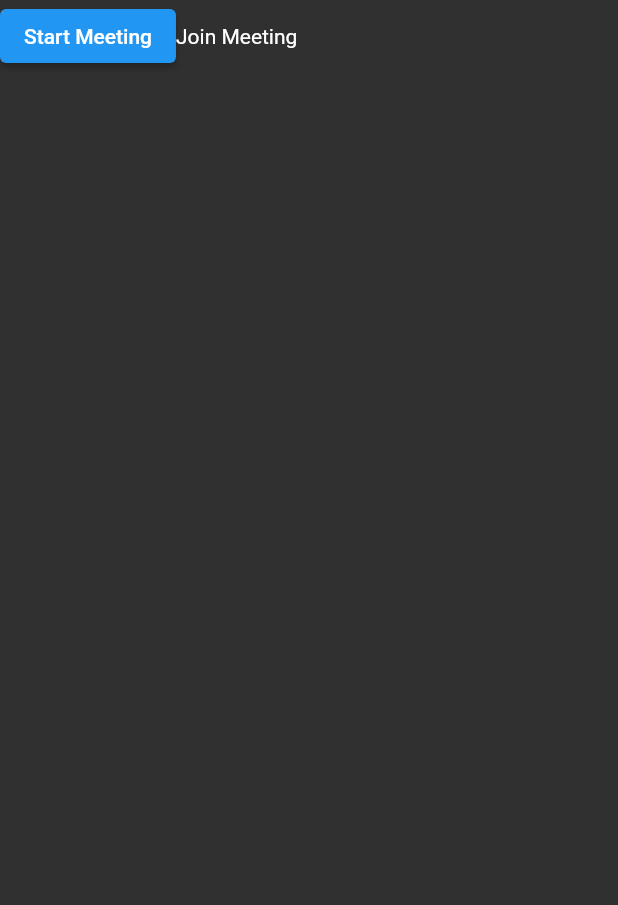
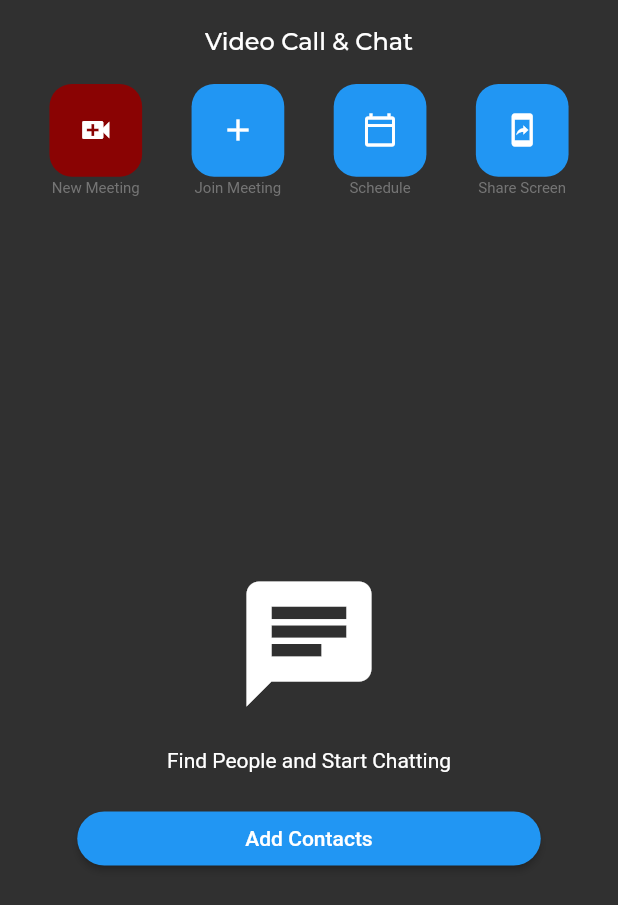
Before and after one commit to slovoulo/flutter_zoom_clone, a Flutter app: the VideoCall screen opened directly, on a phone screen of 412 x 824 dp. Shown: the top 905 px of the screen. Run offline on Flutter 3.47's test engine with Material 2 defaults, Android fonts, the light colour scheme and no system bars; our stand-ins replace auto_size_text, cloud_firestore, firebase_auth, firebase_core, google_fonts and 2 more; missing offline and left inert: dart:ffi, jitsi_meet; accounts and stored records are empty.

Commit message:
Fine tuned home page UI

```diff
--- a/lib/main.dart
+++ b/lib/main.dart
@@ -9,48 +9,61 @@ import 'package:flutter_zoom_clone/views/screens/landing.dart';
 import 'package:flutter_zoom_clone/views/screens/onboarding.dart';
 import 'package:provider/provider.dart';
 import 'package:firebase_core/firebase_core.dart';
+import 'package:shared_preferences/shared_preferences.dart';
 
 void main() async {
   WidgetsFlutterBinding.ensureInitialized();
   await Firebase.initializeApp();
   UserDetails user = UserDetails();
 
+
+
   ///Logic to show onboarding screens only once
 
-  runApp(MultiProvider(providers:[ChangeNotifierProvider<AuthProvider>(create: (context) {
-    return AuthProvider(user: user);
-  }),
+  runApp(MultiProvider(providers: [
+    ChangeNotifierProvider<AuthProvider>(create: (context) {
+      return AuthProvider(user: user);
+    }),
     ChangeNotifierProvider<DarkMode>(
       create: (context) {
         return DarkMode();
       },
-
-    )],child: FlutterZoomClone()));
+    )
+  ], child: FlutterZoomClone()));
 }
 
 // ignore: must_be_immutable, use_key_in_widget_constructors
-class FlutterZoomClone extends StatelessWidget {
+class FlutterZoomClone extends StatefulWidget {
+  @override
+  State<FlutterZoomClone> createState() => _FlutterZoomCloneState();
+}
+
+class _FlutterZoomCloneState extends State<FlutterZoomClone> {
   var firebaseUser = FirebaseAuth.instance.currentUser;
+  getdark()async{
+    var prefs = await SharedPreferences.getInstance();
+    var darkModeOn =prefs.getBool('darkMode');
+    return darkModeOn;
+  }
+
   //UserDetails user = UserDetails();
-
-  // This widget is the root of your application.
   @override
   Widget build(BuildContext context) {
+    //Precaching asset images for overall app performance when loading them
     precacheImage(AssetImage("assets/images/chat.png"), context);
     precacheImage(AssetImage("assets/images/videocall.png"), context);
     precacheImage(AssetImage("assets/images/start.png"), context);
     precacheImage(AssetImage("assets/images/screenshare.png"), context);
     final thmode = Provider.of<DarkMode>(context);
     return MaterialApp(
-
         title: 'Flutter Demo',
-        theme: ThemeData(
-          ///here the value of darmode var is updationg by switching
-          brightness: thmode.darkMode ? Brightness.dark : Brightness.light,
-          primarySwatch: Colors.blue,
-          visualDensity: VisualDensity.adaptivePlatformDensity,
-        ),
-
+        theme: ThemeData.dark(),
+        // ThemeData(
+        //   ///here the value of darmode var is updationg by switching
+        //   brightness: thmode.darkMode  ? Brightness.dark : Brightness.light,
+        //   primarySwatch: Colors.blue,
+        //   visualDensity: VisualDensity.adaptivePlatformDensity,
+        // ),
         home: firebaseUser != null ? const HomePage() : OnboardingScreen());
   }
 }
--- a/lib/models/constants.dart
+++ b/lib/models/constants.dart
@@ -1,9 +1,7 @@
-
+import 'dart:ffi';
 
 import 'package:flutter/material.dart';
 import 'package:google_fonts/google_fonts.dart';
-
-
 
 //colors
 const kRedColor = Color(0xFFef403d);
@@ -13,17 +11,15 @@ const kCyanColor = Color(0xff15bece);
 const kGreenColor = Color(0xffa6ce38);
 const kDarkGrey = Color(0xff58585b);
 const kBackGround = Color(0xfff9fafb);
-const kLightGrey= Color(0xffdbdbdb);
-const kLightPink= Color(0xffffe8ea);
-const kLightText= Color(0xff757575);
-const kCircularColor= Color(0xffeeeeee);
-const kLightBG= Color(0xff616161);
-const kGoldColor= Color(0xffFFD700);
-const kBloodRed= Color(0xff8A0303);
-const kCardBG= Color(0xff1e1e1e);
-const kCardLightBG= Color(0xff898d90);
-
-
+const kLightGrey = Color(0xffdbdbdb);
+const kLightPink = Color(0xffffe8ea);
+const kLightText = Color(0xff757575);
+const kCircularColor = Color(0xffeeeeee);
+const kLightBG = Color(0xff616161);
+const kGoldColor = Color(0xffFFD700);
+const kBloodRed = Color(0xff8A0303);
+const kCardBG = Color(0xff1e1e1e);
+const kCardLightBG = Color(0xff898d90);
 
 const kColorPrimary = Color(0xff283149);
 const kColorPrimaryLight = Color(0xff424B67);
@@ -31,32 +27,57 @@ const kColorPrimaryDark = Color(0xff21293E);
 const kColorAccent = Colors.blue;
 const kColorText = Color(0xffDBEDF3);
 
-
-
 const TextStyle kSendButtonTextStyle = TextStyle(
   color: kCyanColor,
   fontWeight: FontWeight.bold,
   fontSize: 20,
 );
 
+ButtonStyle khomeButtonStyle(Color color, double width, double height) {
+  return ElevatedButton.styleFrom(
+      shape: RoundedRectangleBorder(borderRadius: BorderRadius.circular(15)),
+      primary: color,
+      fixedSize: Size(width, height));
+}
+
 const TextStyle kOnboardingStyle = TextStyle(
   color: Colors.black,
   fontWeight: FontWeight.bold,
   fontSize: 27,
+);
+TextStyle buttonStyle = GoogleFonts.montserrat(
+  color: kColorAccent,
+  fontWeight: FontWeight.w300,
+  fontSize: 18,
+);
 
+TextStyle appbarStyle = GoogleFonts.montserrat(
+  fontWeight: FontWeight.w500,
+  fontSize: 16,
 );
-TextStyle buttonStyle=GoogleFonts.montserrat(color: kColorAccent,
-  fontWeight: FontWeight.w300,
-  fontSize: 18,);
-
 //Defining textstyle class where fontsize is the only required character
-TextStyle myStyle(double size, [Color? color,FontWeight fw=FontWeight.w700]){
+TextStyle myStyle(double size,
+    [Color? color, FontWeight fw = FontWeight.w700]) {
   return GoogleFonts.montserrat(
     fontSize: size,
     color: color,
     fontWeight: fw,
   );
+}
 
+Widget kbuttonContainer(Icon icon, Color color, double height, double width,
+    [Function? func]) {
+  return Container(
+    decoration: BoxDecoration(
+      color:color,
+      //border: Border.all(color: Colors.black),
+      borderRadius: BorderRadius.circular(15)
+    ),
 
-
+    height: height,
+    width: width,
+    child: Center(
+      child: icon,
+    ),
+  );
 }
--- /dev/null
+++ b/lib/providers/sendFeedbackProvider.dart
@@ -0,0 +1,4 @@
+
+
+// final usernameprefs = await SharedPreferences.getInstance();
+// final username = usernameprefs.getString("username");
--- a/lib/views/screens/home.dart
+++ b/lib/views/screens/home.dart
@@ -34,8 +34,8 @@ class _HomePageState extends State<HomePage> {
   Widget build(BuildContext context) {
     return Scaffold(
       bottomNavigationBar: BottomNavigationBar(
-        backgroundColor: Colors.white,
-        selectedItemColor: Colors.black,
+        //backgroundColor: Colors.white,
+        //selectedItemColor: Colors.black,
         onTap: (index) {
           setState(() {
             page = index;
--- a/lib/views/screens/onboarding.dart
+++ b/lib/views/screens/onboarding.dart
@@ -62,7 +62,7 @@ class _OnboardingScreenState extends State<OnboardingScreen> {
                       Navigator.push(
                           context,
                           MaterialPageRoute(
-                              builder: (context) => const LoginPage()));
+                              builder: (context) => const RegisterPage()));
                     },
                     child: Text(
                       "Sign Up",
@@ -74,7 +74,7 @@ class _OnboardingScreenState extends State<OnboardingScreen> {
                       Navigator.push(
                           context,
                           MaterialPageRoute(
-                              builder: (context) => const RegisterPage()));
+                              builder: (context) => const LoginPage()));
                     },
                     child: Text(
                       "Login",
--- a/lib/views/screens/register.dart
+++ b/lib/views/screens/register.dart
@@ -57,8 +57,9 @@ class _RegisterPageState extends State<RegisterPage> {
                     labelText: "Username", hintText: "Your username"),
 
                 onChanged: (value) {
-                  var vl=userVM.username;
-                  if(vl != null){userVM.username = value;}
+                  // var vl=userVM.username;
+                  // if(vl != null){userVM.username = value;
+                  // }
                 },
                 validator: (value) {
                   if (value!.isEmpty) {
--- a/lib/views/screens/videocall.dart
+++ b/lib/views/screens/videocall.dart
@@ -1,4 +1,5 @@
 import 'package:flutter/material.dart';
+import 'package:flutter_zoom_clone/models/constants.dart';
 import 'package:flutter_zoom_clone/models/meetingModels.dart';
 import 'package:flutter_zoom_clone/views/screens/startMeeting.dart';
 
@@ -12,18 +13,60 @@ class VideoCall extends StatefulWidget {
 class _VideoCallState extends State<VideoCall> {
   MeetingModels _meetingModels = MeetingModels();
   String meetingCode = "";
+
   @override
   Widget build(BuildContext context) {
     return SafeArea(
         child: Scaffold(
+      appBar: AppBar(
+        title: Text(
+          "Video Call & Chat",
+          style: appbarStyle,
+        ),
+        centerTitle: true,
+        backgroundColor: Colors.transparent,
+        bottomOpacity: 0.0,
+        elevation: 0.0,
+      ),
       body: Column(
         children: [
           Row(
+            mainAxisAlignment: MainAxisAlignment.spaceEvenly,
             children: [
-              ElevatedButton(
-                child: Text("Start Meeting"),
-                onPressed: () async {
-                  //1.Generate  meeting code
+              //New meeting
+              Column(
+                children: [
+                  // Container(
+                  //   height: MediaQuery.of(context).size.width * 0.15,
+                  //   width: MediaQuery.of(context).size.width * 0.15,
+                  //   child: ElevatedButton(
+                  //     style: khomeButtonStyle(
+                  //         kBloodRed,
+                  //         //MediaQuery.of(context).size.width * 0.05,
+                  //         22.0,
+                  //         MediaQuery.of(context).size.width * 0.15),
+                  //     child: Icon(
+                  //       Icons.video_call,
+                  //       size: 30,
+                  //     ),
+                  //     onPressed: () async {
+                  //       //1.Generate  meeting code
+                  //       setState(() {
+                  //         meetingCode = _meetingModels.createMeetingCode();
+                  //       });
+                  //
+                  //       //2.Push user to meeting details page
+                  //       Navigator.push(
+                  //           context,
+                  //           MaterialPageRoute(
+                  //               builder: (context) =>
+                  //                   StartMeeting(meetingCode: meetingCode),
+                  //               fullscreenDialog: true));
+                  //     },
+                  //   ),
+                  // ),
+                  GestureDetector(
+                    onTap: () async {
                       setState(() {
                         meetingCode = _meetingModels.createMeetingCode();
                       });
@@ -36,10 +79,115 @@ class _VideoCallState extends State<VideoCall> {
                                   StartMeeting(meetingCode: meetingCode),
                               fullscreenDialog: true));
                     },
+                    child: kbuttonContainer(
+                      Icon(Icons.video_call),
+                      kBloodRed,
+                      MediaQuery.of(context).size.width * 0.15,
+                      MediaQuery.of(context).size.width * 0.15,
                     ),
-              Text("Join Meeting")
+                  ),
+                  SizedBox(
+                    height: 2,
+                  ),
+                  Text(
+                    "New Meeting",
+                    style: TextStyle(fontSize: 10, color: kLightText),
+                  )
                 ],
+              ),
+              //Join meeting
+              Column(
+                children: [
+                  GestureDetector(
+                    onTap: () async {
+
+                    },
+                    child: kbuttonContainer(
+                      Icon(Icons.add),
+                      kColorAccent,
+                      MediaQuery.of(context).size.width * 0.15,
+                      MediaQuery.of(context).size.width * 0.15,
+                    ),
+                  ),
+                  SizedBox(
+                    height: 2,
+                  ),
+                  Text(
+                    "Join Meeting",
+                    style: TextStyle(fontSize: 10, color: kLightText),
                   )
+                ],
+              ),
+              //Schedule meeting
+              Column(
+                children: [
+                  GestureDetector(
+                    onTap: () async {
+                    ;
+                    },
+                    child: kbuttonContainer(
+                      Icon(Icons.calendar_today_outlined),
+                      kColorAccent,
+                      MediaQuery.of(context).size.width * 0.15,
+                      MediaQuery.of(context).size.width * 0.15,
+                    ),
+                  ),
+                  SizedBox(
+                    height: 2,
+                  ),
+                  Text(
+                    "Schedule",
+                    style: TextStyle(fontSize: 10, color: kLightText),
+                  )
+                ],
+              ),
+              //Share screen
+              Column(
+                children: [
+                  GestureDetector(
+                    onTap: () async {
+
+                    },
+                    child: kbuttonContainer(
+                      Icon(Icons.mobile_screen_share_outlined),
+                      kColorAccent,
+                      MediaQuery.of(context).size.width * 0.15,
+                      MediaQuery.of(context).size.width * 0.15,
+                    ),
+                  ),
+                  const SizedBox(
+                    height: 2,
+                  ),
+                  const Text(
+                    "Share Screen",
+                    style: TextStyle(fontSize: 10, color: kLightText),
+                  ),
+                ],
+              ),
+            ],
+          ),
+          SizedBox(
+            height: MediaQuery.of(context).size.height * 0.3,
+          ),
+          const Icon(
+            Icons.chat,
+            size: 100,
+          ),
+          const SizedBox(
+            height: 20,
+          ),
+          const Text("Find People and Start Chatting"),
+          const SizedBox(
+            height: 20,
+          ),
+          ElevatedButton(
+              style: ElevatedButton.styleFrom(
+                  shape: RoundedRectangleBorder(
+                      borderRadius: BorderRadius.circular(50)),
+                  fixedSize:
+                      Size(MediaQuery.of(context).size.width * 0.75, 35)),
+              onPressed: () {},
+              child: Text("Add Contacts"))
         ],
       ),
     ));
--- a/lib/widgets/change_theme_switch.dart
+++ b/lib/widgets/change_theme_switch.dart
@@ -2,6 +2,7 @@ import 'package:flutter/cupertino.dart';
 import 'package:flutter/material.dart';
 import 'package:flutter_zoom_clone/providers/themeProvider.dart';
 import 'package:provider/provider.dart';
+import 'package:shared_preferences/shared_preferences.dart';
 
 
 class ChangeThemeButton extends StatelessWidget {
@@ -16,7 +17,9 @@ class ChangeThemeButton extends StatelessWidget {
         Text(thmode.darkMode ? 'Dark' :'Light'),
         CupertinoSwitch(
           value: thmode.darkMode,
-          onChanged: (bool val) {
+          onChanged: (bool val)async {
+            var prefs = await SharedPreferences.getInstance();
+            prefs.setBool('darkMode', val);
             thmode.changemode();
           },
         ),
--- a/pubspec.yaml
+++ b/pubspec.yaml
@@ -44,6 +44,7 @@ dependencies:
   google_fonts: ^2.2.0
   uuid: ^3.0.5
   shared_preferences: ^2.0.12
+  package_info_plus: ^1.3.0
 
 
 dev_dependencies:
```
Also changed, not shown: lib/models/databaseservice.dart (+15 -0 lines), lib/providers/themeProvider.dart (+8 -1 lines), lib/views/screens/landingsettings.dart (added, +21 -0 lines), lib/views/screens/sendFeedback.dart (added, +66 -0 lines), lib/widgets/appversion.dart (added, +12 -0 lines), pubspec.lock. Lines whose indentation alone changed are shown as unchanged.
